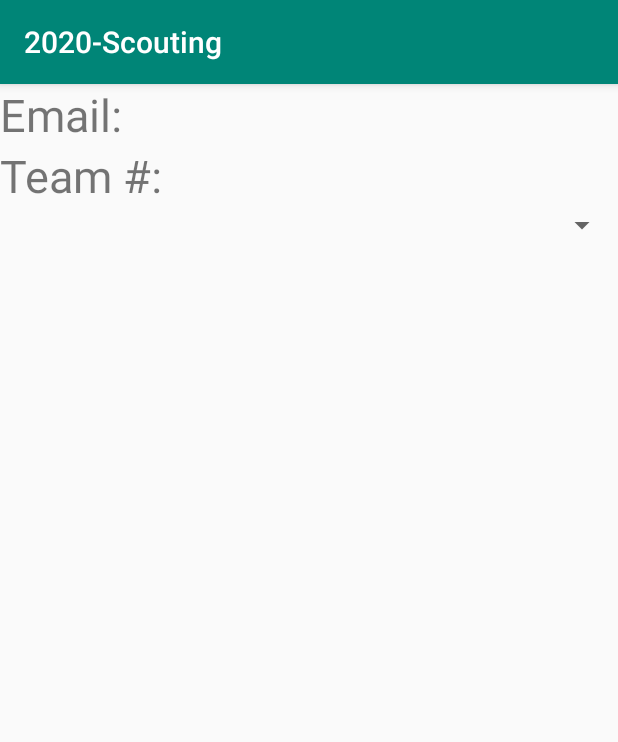
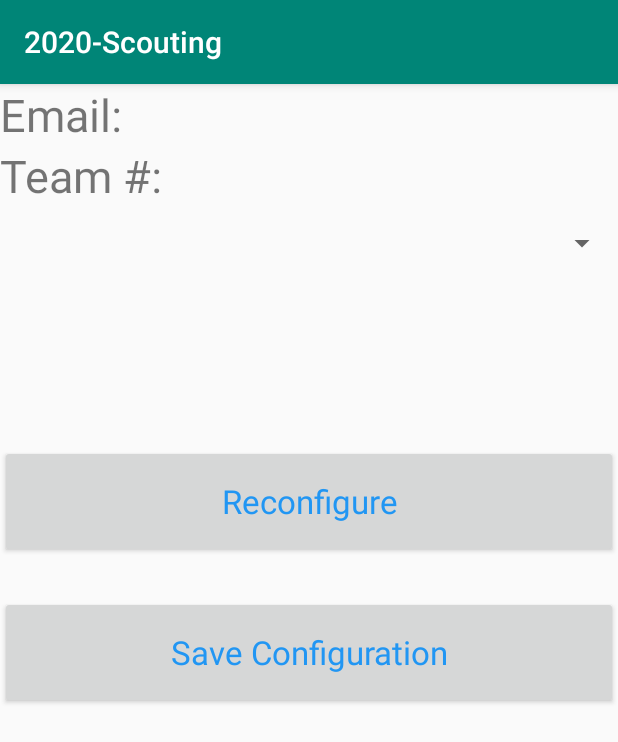
Before and after one commit to Sparx-Robotics-1126/2020-Scouting, an Android app: the SettingsScreen screen opened directly, with no data from a screen before it, on a phone screen of 412 x 824 dp. Shown: the top 742 px of the screen. Run offline under Robolectric (Android 15) with nearby library versions, the phone set to English and light mode, and no system bars.

Commit message:
Settins Review

```diff
--- a/app/src/main/java/com/sparx1126/a2020_scouting/MainActivity.java
+++ b/app/src/main/java/com/sparx1126/a2020_scouting/MainActivity.java
@@ -4,10 +4,7 @@ import android.os.Bundle;
 import android.util.Log;
 
 import com.google.android.material.bottomnavigation.BottomNavigationView;
-import com.sparx1126.a2020_scouting.Utilities.BlueAllianceEvent;
-import com.sparx1126.a2020_scouting.Utilities.BlueAllianceNetwork;
-import com.sparx1126.a2020_scouting.Utilities.SendMail;
-import com.sparx1126.a2020_scouting.Utilities.GetMail;
+import com.sparx1126.a2020_scouting.Utilities.*;
 
 import androidx.appcompat.app.AppCompatActivity;
 import androidx.navigation.NavController;
--- a/app/src/main/java/com/sparx1126/a2020_scouting/SettingsScreen.java
+++ b/app/src/main/java/com/sparx1126/a2020_scouting/SettingsScreen.java
@@ -1,6 +1,7 @@
 package com.sparx1126.a2020_scouting;
 
 import androidx.appcompat.app.AppCompatActivity;
+import com.sparx1126.a2020_scouting.Utilities.*;
 
 import android.app.AlertDialog;
 import android.content.DialogInterface;
@@ -10,25 +11,24 @@ import android.os.Bundle;
 import android.util.Log;
 import android.view.View;
 import android.widget.AdapterView;
+import android.widget.ArrayAdapter;
 import android.widget.Button;
 import android.widget.EditText;
 import android.widget.Spinner;
+import android.widget.SpinnerAdapter;
 import android.widget.TextView;
 import android.widget.Toast;
 
-import com.sparx1126.a2020_scouting.Utilities.FileIO;
-import com.sparx1126.a2020_scouting.Utilities.BlueAllianceNetwork;
-import com.sparx1126.a2020_scouting.Utilities.DataCollection;
-
 import org.json.JSONArray;
 import org.json.JSONException;
+
+import java.util.ArrayList;
+import java.util.List;
 
 public class SettingsScreen extends AppCompatActivity {
     private SharedPreferences settings;
     private SharedPreferences.Editor editor;
     private static BlueAllianceNetwork blueAlliance;
-    private static DataCollection dataCollection;
-    private static FileIO fileIO;
     private View adminLayout;
     private TextView email;
     private TextView teamNum;
@@ -43,28 +43,42 @@ public class SettingsScreen extends AppCompatActivity {
         setContentView(R.layout.settings_screen);
 
         settings = getSharedPreferences(getString(R.string.SPARX_PREFS), 0);
+        editor = settings.edit();
+        blueAlliance = BlueAllianceNetwork.getInstance();
+
         reconfigure = findViewById(R.id.reconfigure);
-        email = findViewById(R.id.emailInput);
-        teamNum = findViewById(R.id.teamInput);
-        saveConfiguration = findViewById(R.id.configure);
-        eventSpinner = findViewById(R.id.eventSpinner);
-        adminLayout = findViewById(R.id.adminLayout);
-
-        adminLayout.setVisibility(View.INVISIBLE);
-
         reconfigure.setOnClickListener(new View.OnClickListener(){
             @Override
             public void onClick(View view) {
                 reconfigure();
             }
         });
+
+        // Sohail: I beleive you can remove the adminLayout. It involves removing it from the actual
+        // layout
+        adminLayout = findViewById(R.id.adminLayout);
+        adminLayout.setVisibility(View.VISIBLE);
+
+        // Sohail: I beleive you can remove the saveConfiguration. It involves removing it from the actual
+        // layout
+        saveConfiguration = findViewById(R.id.configure);
+        saveConfiguration.setOnClickListener(new View.OnClickListener(){
+            @Override
+            public void onClick(View view) {
+                saveConfiguration();
+            }
+        });
+
+        eventSpinner = findViewById(R.id.eventSpinner);
         eventSpinner.setOnItemSelectedListener(new AdapterView.OnItemSelectedListener() {
             @Override
             public void onItemSelected(AdapterView<?> parentView, View selectedItemView, int position, long id) {
                 final String selectedItem = eventSpinner.getSelectedItem().toString();
                 if (!selectedItem.contentEquals(getResources().getString(R.string.selectEvent))) {
                     String previousSelectedEvent = settings.getString(getResources().getString(R.string.pref_SelectedEvent), "");
-                    if (!previousSelectedEvent.equals(selectedItem)) {
+                    Log.e("selected Event:", selectedItem);
+                   /* if (!previousSelectedEvent.equals(selectedItem)) {
+                        // Sohail: You will download the matches here.
                         reset();
                         blueAlliance.downloadEventMatches(selectedItem, new BlueAllianceNetwork.Callback() {
 
@@ -105,7 +119,7 @@ public class SettingsScreen extends AppCompatActivity {
                         });
                     } else {
                         adminLayout.setVisibility(View.VISIBLE);
-                    }
+                    }*/
                 }
             }
 
@@ -114,15 +128,25 @@ public class SettingsScreen extends AppCompatActivity {
             }
         });
 
+        email = findViewById(R.id.emailInput);
         email.setText(settings.getString(getString(R.string.EMAIL), "email not found"));
+
+        teamNum = findViewById(R.id.teamInput);
         teamNum.setText(settings.getString(getString(R.string.TEAM), "team number not found"));
 
         Log.i("email", settings.getString(getString(R.string.EMAIL), "email not found"));
         Log.i("password", settings.getString(getString(R.string.PASSWORD), "password not found"));
         Log.i("team", settings.getString(getString(R.string.TEAM), "team number not found"));
+
+        downLoadEvents();
     }
 
-    private void reconfigure(){
+    // Sohail: I beleive you can remove the saveConfiguration
+    private void saveConfiguration(){
+
+    }
+
+    private void reconfigure() {
         AlertDialog.Builder builder = new AlertDialog.Builder(SettingsScreen.this);
         builder.setTitle("Reconfigure");
         builder.setMessage("Please enter you email password to continue");
@@ -134,13 +158,10 @@ public class SettingsScreen extends AppCompatActivity {
 
             public void onClick(DialogInterface dialog, int whichButton) {
                 String value = input.getText().toString();
-                if (!value.equals(settings.getString(getString(R.string.PASSWORD)," "))){
+                if (!value.equals(settings.getString(getString(R.string.PASSWORD), ""))) {
                     Toast.makeText(SettingsScreen.this, "Wrond Password", Toast.LENGTH_LONG).show();
                     input.setText("");
-                }else{
-
-                    editor = settings.edit();
-
+                } else {
                     editor.putString(getString(R.string.EMAIL), "");
                     editor.putString(getString(R.string.PASSWORD), "");
                     editor.putString(getString(R.string.TEAM), "");
@@ -151,15 +172,64 @@ public class SettingsScreen extends AppCompatActivity {
                 }
             }
         });
-        builder.setNegativeButton("Cancel" ,new DialogInterface.OnClickListener() {
+        builder.setNegativeButton("Cancel", new DialogInterface.OnClickListener() {
             public void onClick(DialogInterface dialog, int whichButton) {
                 finish();
             }
         });
         builder.create().show();
-
     }
 
+    // Sohail: We should move this to the Welcome Screen after JT is done making the BAM
+    // Copy the way he stored the matches.
+    private void downLoadEvents() {
+        blueAlliance.downloadEvents(new BlueAllianceNetwork.Callback() {
+            @Override
+            public void handleFinishDownload(final String _data) {
+                // this needs to run on the ui thread because of ui components in it
+                runOnUiThread(new Runnable() {
+                    @Override
+                    public void run() {
+                        System.out.println("JT " + _data);
+                        if (isValidJsonArray(_data)) {
+//                            dataCollection.setTeamEvents(_data);
+//                            fileIO.storeTeamEvents(_data);
+                            setSpinner();
+                        } else {
+                            Toast.makeText(SettingsScreen.this, "Internet returned BAD DATA for Events, try another wifi!", Toast.LENGTH_LONG).show();
+                        }
+                    }
+                });
+            }
+        });
+    }
+
+    private void setSpinner() {
+        String pref_SelectedEvent = settings.getString(getResources().getString(R.string.pref_SelectedEvent), "");
+        // Sohail: This is where you will get the events from BAE (BlueAllianceEvent) after is completed
+        // following JTs format
+        //        Map<String, BlueAllianceEvent> data = dataCollection.getEvents();
+        List<String> eventSpinnerList = new ArrayList<>();
+
+        if (pref_SelectedEvent.isEmpty()) {
+            eventSpinnerList.add("Select Event");
+            // Sohail: You will use all events here
+            //            eventSpinnerList.addAll(data.keySet());
+        } else {
+            eventSpinnerList.add(pref_SelectedEvent);
+            // Sohail You will add the events here one by one execpt for the currently seleceted
+            /*for (String eventName : data.keySet()) {
+                if (!eventName.equals(pref_SelectedEvent)) {
+                    eventSpinnerList.add(eventName);
+                }
+            }*/
+        }
+        System.out.println(eventSpinnerList.toString());
+        SpinnerAdapter eventAdapter = new ArrayAdapter<>(SettingsScreen.this, R.layout.support_simple_spinner_dropdown_item, eventSpinnerList);
+        eventSpinner.setAdapter(eventAdapter);
+    }
+
+    // Sohail: I believe you can remove this.
     private void reset() {
         editor.putBoolean(getResources().getString(R.string.pref_BlueAlliance), false);
         editor.putInt(getResources().getString(R.string.pref_TeamPosition), 0);
--- a/app/src/main/java/com/sparx1126/a2020_scouting/Utilities/BlueAllianceNetwork.java
+++ b/app/src/main/java/com/sparx1126/a2020_scouting/Utilities/BlueAllianceNetwork.java
@@ -4,7 +4,6 @@ import android.util.Log;
 import java.io.IOException;
 
 import okhttp3.Call;
-import okhttp3.Callback;
 import okhttp3.Request;
 import okhttp3.OkHttpClient;
 import okhttp3.Response;
--- a/app/src/main/java/com/sparx1126/a2020_scouting/Welcome.java
+++ b/app/src/main/java/com/sparx1126/a2020_scouting/Welcome.java
@@ -9,6 +9,8 @@ import android.util.Log;
 import android.view.View;
 import android.widget.Button;
 import android.widget.EditText;
+
+import com.sparx1126.a2020_scouting.Utilities.BlueAllianceNetwork;
 
 public class Welcome extends AppCompatActivity {
 
@@ -43,6 +45,7 @@ public class Welcome extends AppCompatActivity {
         // Patterns.EMAIL_ADDRESS.matcher(loginData.getString("email", ""))
         // For the team test -> not empty and Integer.parseInt(loginData.getString("team", ""))
         if(!loginData.getString("password", "").isEmpty()) {
+            BlueAllianceNetwork.getInstance().seteamKey("frc" + loginData.getString("team", "team number not found"));
             switchScreen();
         }
         // Jaren: Please add an else with a Toast that says something is wrong...
--- a/app/src/main/res/layout/activity_welcome.xml
+++ b/app/src/main/res/layout/activity_welcome.xml
@@ -63,6 +63,6 @@
         android:id="@+id/login"
         android:layout_width="match_parent"
         android:layout_height="wrap_content"
-        android:text="Login"/>
+        android:text="Login" />
 
 </LinearLayout>
--- a/app/src/main/res/layout/settings_screen.xml
+++ b/app/src/main/res/layout/settings_screen.xml
@@ -44,16 +44,16 @@
     </LinearLayout>
 
 
-    <Spinner
-        android:id="@+id/eventSpinner"
-        android:layout_height="25dp"
-        style="@style/J_spinner" />
-
     <LinearLayout
         android:id="@+id/adminLayout"
         style="@style/VerticalLinearLayout">
 
-    <Button
+        <Spinner
+            android:id="@+id/eventSpinner"
+            style="@style/J_spinner"
+            android:layout_height="49dp" />
+
+        <Button
         android:id="@+id/reconfigure"
         android:layout_width="match_parent"
         android:layout_height="75dp"
--- a/app/src/main/res/values/dimens.xml
+++ b/app/src/main/res/values/dimens.xml
@@ -2,4 +2,5 @@
     <!-- Default screen margins, per the Android Design guidelines. -->
     <dimen name="activity_horizontal_margin">16dp</dimen>
     <dimen name="activity_vertical_margin">16dp</dimen>
+    <dimen name="fab_margin">16dp</dimen>
 </resources>
--- a/app/src/main/res/values/strings.xml
+++ b/app/src/main/res/values/strings.xml
@@ -13,4 +13,6 @@
     <string name="EMAIL">email</string>
     <string name="PASSWORD">password</string>
     <string name="TEAM">team</string>
+    <string name="title_activity_main2">Main2Activity</string>
+    <string name="title_activity_scouting">scouting</string>
 </resources>
--- a/app/src/main/res/values/styles.xml
+++ b/app/src/main/res/values/styles.xml
@@ -11,7 +11,7 @@
 
     <style name="J_spinner">
         <item name="android:layout_width">match_parent</item>
-        <item name="android:layout_height">wrap_content</item>
+        <item name="android:layout_height">50dp</item>
         <item name="android:layout_marginBottom">10dp</item>
         <item name="android:paddingLeft">15dp</item>
     </style>
@@ -22,4 +22,13 @@
         <item name="android:orientation">vertical</item>
     </style>
 
+    <style name="AppTheme.NoActionBar">
+        <item name="windowActionBar">false</item>
+        <item name="windowNoTitle">true</item>
+    </style>
+
+    <style name="AppTheme.AppBarOverlay" parent="ThemeOverlay.AppCompat.Dark.ActionBar" />
+
+    <style name="AppTheme.PopupOverlay" parent="ThemeOverlay.AppCompat.Light" />
+
 </resources>
```
Also changed, not shown: app/src/main/AndroidManifest.xml (+12 -4 lines), app/src/main/java/com/sparx1126/a2020_scouting/scouting.java (added, +21 -0 lines), app/src/main/res/layout/scouting.xml (added, +23 -0 lines). Lines whose indentation alone changed are shown as unchanged.
